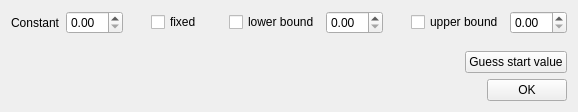
Before: the Qt Designer form pensant/ui/constantModelFitParameters.ui in syncope/pensant, drawn with Qt 5.
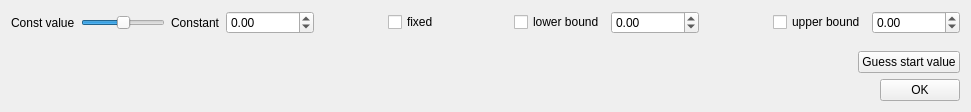
After: the same form once the commit is applied.

Commit message: + edited UI to conform the requirements in terms of ranges and sliders, buttons, etc.

Diff of the .ui file:
```diff
--- a/pensant/ui/constantModelFitParameters.ui
+++ b/pensant/ui/constantModelFitParameters.ui
@@ -6,7 +6,7 @@
    <rect>
     <x>0</x>
     <y>0</y>
-    <width>578</width>
+    <width>971</width>
     <height>112</height>
    </rect>
   </property>
@@ -18,6 +18,35 @@
     <layout class="QVBoxLayout" name="verticalLayout">
      <item>
       <layout class="QHBoxLayout" name="horizontalLayout">
+       <item>
+        <widget class="QLabel" name="label_2">
+         <property name="text">
+          <string>Const value</string>
+         </property>
+        </widget>
+       </item>
+       <item>
+        <widget class="QSlider" name="constSlider">
+         <property name="maximum">
+          <number>50</number>
+         </property>
+         <property name="pageStep">
+          <number>5</number>
+         </property>
+         <property name="value">
+          <number>25</number>
+         </property>
+         <property name="sliderPosition">
+          <number>25</number>
+         </property>
+         <property name="orientation">
+          <enum>Qt::Horizontal</enum>
+         </property>
+         <property name="tickPosition">
+          <enum>QSlider::NoTicks</enum>
+         </property>
+        </widget>
+       </item>
        <item>
         <widget class="QLabel" name="label">
          <property name="text">
@@ -26,7 +55,14 @@
         </widget>
        </item>
        <item>
-        <widget class="QDoubleSpinBox" name="meanValue"/>
+        <widget class="QDoubleSpinBox" name="constValue">
+         <property name="minimum">
+          <double>-1000000000.000000000000000</double>
+         </property>
+         <property name="maximum">
+          <double>1000000000.000000000000000</double>
+         </property>
+        </widget>
        </item>
        <item>
         <spacer name="horizontalSpacer">
@@ -69,7 +105,14 @@
         </widget>
        </item>
        <item>
-        <widget class="QDoubleSpinBox" name="meanLBValue"/>
+        <widget class="QDoubleSpinBox" name="constLBValue">
+         <property name="minimum">
+          <double>-1000000000.000000000000000</double>
+         </property>
+         <property name="maximum">
+          <double>1000000000.000000000000000</double>
+         </property>
+        </widget>
        </item>
        <item>
         <spacer name="horizontalSpacer_3">
@@ -92,7 +135,14 @@
         </widget>
        </item>
        <item>
-        <widget class="QDoubleSpinBox" name="meanUBValue"/>
+        <widget class="QDoubleSpinBox" name="constUBValue">
+         <property name="minimum">
+          <double>-1000000000.000000000000000</double>
+         </property>
+         <property name="maximum">
+          <double>1000000000.000000000000000</double>
+         </property>
+        </widget>
        </item>
       </layout>
      </item>
```
Left out of the diff: 6 changed lines with no effect on the pictures.
